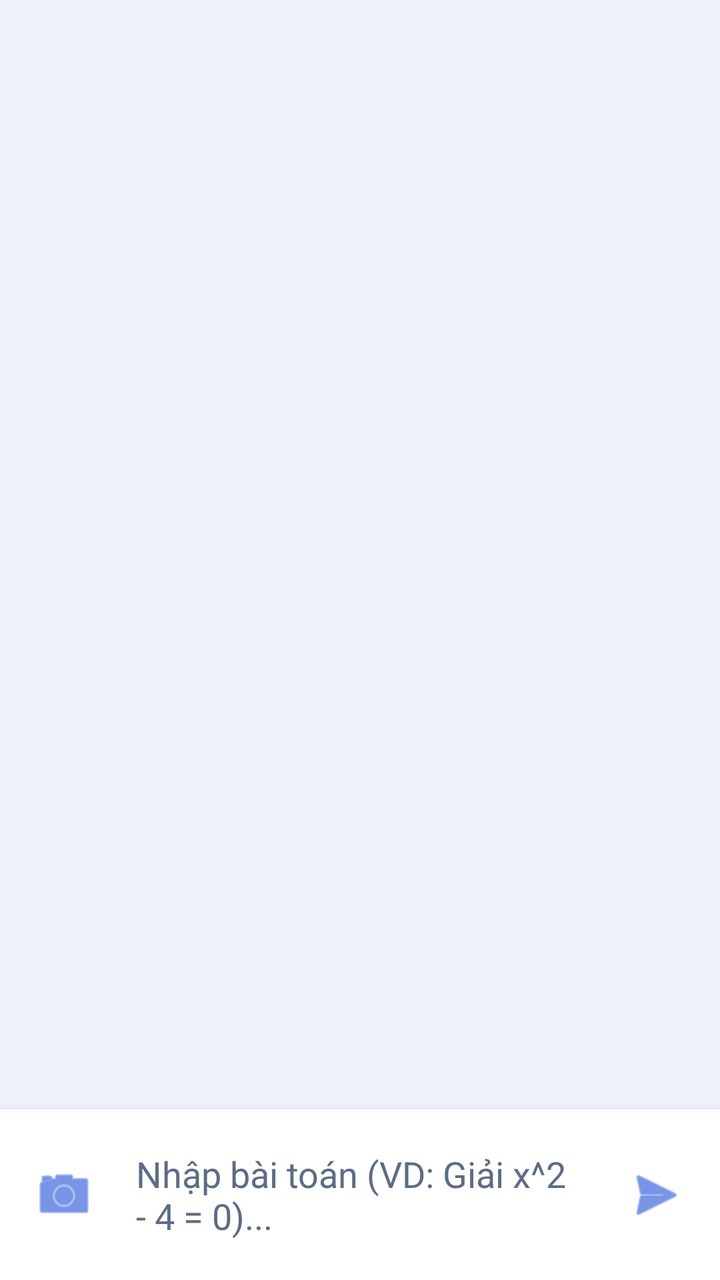
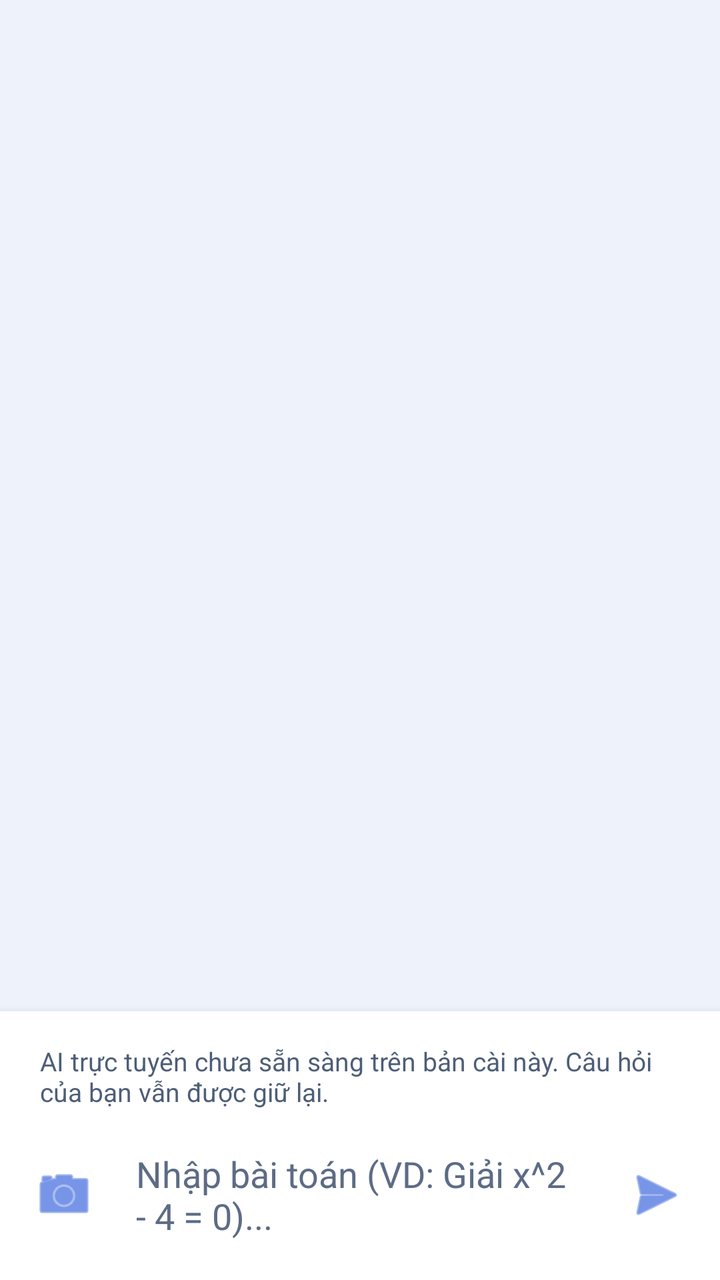

Before-and-after screenshots of an Android layout around one commit, followed by the original layout XML and the change that was made.
<!-- AndroidManifest.xml: application theme Theme.MathModule -->
<!-- res/layout/activity_math_chat.xml -->
<?xml version="1.0" encoding="utf-8"?>
<RelativeLayout xmlns:android="http://schemas.android.com/apk/res/android"
    xmlns:app="http://schemas.android.com/apk/res-auto"
    android:layout_width="match_parent"
    android:layout_height="match_parent"

    android:background="@color/math_chat_bg"> 

    
    <androidx.recyclerview.widget.RecyclerView
        android:id="@+id/math_recycler_view"
        android:layout_width="match_parent"
        android:layout_height="match_parent"
        android:layout_above="@+id/layout_input"
        android:padding="8dp"
        android:clipToPadding="false"/> 

    
    <LinearLayout
        android:id="@+id/layout_input"
        android:layout_width="match_parent"
        android:layout_height="wrap_content"
        android:layout_alignParentBottom="true"
        android:orientation="horizontal"
        android:background="@color/math_chat_input_bg"
        android:padding="8dp"
        android:gravity="center_vertical"
        android:elevation="8dp">

        
        <ImageButton
            android:id="@+id/math_btn_upload_image"
            android:layout_width="48dp"
            android:layout_height="48dp"
            android:background="?attr/selectableItemBackgroundBorderless"
            android:src="@android:drawable/ic_menu_camera"
            android:contentDescription="@string/math_chat_upload"
            app:tint="@color/math_primary" />

        
        <EditText
            android:id="@+id/math_edt_question"
            android:layout_width="0dp"
            android:layout_height="wrap_content"
            android:layout_weight="1"
            android:hint="@string/math_chat_hint"
            android:textColor="@color/math_chat_text"
            android:textColorHint="@color/math_inactive"
            android:background="@android:color/transparent"
            android:padding="12dp"
            android:maxLines="4"
            android:inputType="textMultiLine"/>

        
        <ImageButton
            android:id="@+id/math_btn_send"
            android:layout_width="48dp"
            android:layout_height="48dp"
            android:background="?attr/selectableItemBackgroundBorderless"
            android:src="@android:drawable/ic_menu_send"
            android:contentDescription="@string/math_chat_send"
            app:tint="@color/math_primary" />
    </LinearLayout>
</RelativeLayout>
<!-- resources referenced by this layout -->
<resources>
  <color name="math_chat_bg">#EEF2FA</color>
  <color name="math_chat_input_bg">#FFFFFF</color>
  <color name="math_chat_text">#212121</color>
  <color name="math_inactive">#5D6C85</color>
  <color name="math_primary">#1D4ED8</color>
  <string name="math_chat_hint">Nhập bài toán (VD: Giải x^2 - 4 = 0)...</string>
  <string name="math_chat_send">Gửi câu hỏi</string>
  <string name="math_chat_upload">Tải ảnh lên</string>
  <style name="Theme.MathModule" parent="Base.Theme.MathModule" />
  <style name="Base.Theme.MathModule" parent="Theme.Material3.DayNight.NoActionBar">
  
  
      <item name="colorPrimary">@color/math_primary</item><item name="colorSurface">@color/math_surface</item><item name="colorOnSurface">@color/math_text_primary</item><item name="android:windowBackground">@color/math_background</item><item name="android:statusBarColor">@color/math_background</item><item name="android:navigationBarColor">@color/math_surface</item><item name="android:fontFamily">sans-serif</item><item name="android:textColorPrimary">@color/math_text_primary</item><item name="android:textColorSecondary">@color/math_text_secondary</item><item name="materialButtonStyle">@style/MentorMathButton</item><item name="textInputStyle">@style/MentorMathInput</item><item name="android:windowAnimationStyle">@style/MentorWindowAnimation</item><item name="colorPrimaryContainer">@color/mentor_math_container</item><item name="colorOnPrimaryContainer">@color/math_text_primary</item></style>
  <color name="math_surface">#FFFFFF</color>
  <color name="math_text_primary">#14213D</color>
  <color name="math_background">#EEF2FA</color>
  <color name="math_text_secondary">#4D5E78</color>
  <style name="MentorMathButton" parent="Widget.MaterialComponents.Button">
          <item name="backgroundTint">@color/mentor_math_button</item><item name="android:textColor">#FFFFFF</item><item name="cornerRadius">16dp</item><item name="android:minHeight">52dp</item>
          <item name="android:textAllCaps">false</item><item name="android:textSize">15sp</item>
          <item name="android:fontFamily">sans-serif-medium</item>
      </style>
  <style name="MentorMathInput" parent="Widget.MaterialComponents.TextInputLayout.OutlinedBox">
          <item name="boxCornerRadiusTopStart">16dp</item><item name="boxCornerRadiusTopEnd">16dp</item>
          <item name="boxCornerRadiusBottomStart">16dp</item><item name="boxCornerRadiusBottomEnd">16dp</item>
      </style>
  <style name="MentorWindowAnimation"><item name="android:activityOpenEnterAnimation">@anim/mentor_enter</item><item name="android:activityOpenExitAnimation">@anim/mentor_exit</item><item name="android:activityCloseEnterAnimation">@anim/mentor_enter</item><item name="android:activityCloseExitAnimation">@anim/mentor_exit</item></style>
  <color name="mentor_math_container">#DCE7FF</color>
  <color name="mentor_math_button">#1D4ED8</color>
</resources>

<!-- the commit's change to res/layout/activity_math_chat.xml (unified diff, before → after) -->
@@ -1,64 +1,11 @@
-<?xml version="1.0" encoding="utf-8"?>
-<RelativeLayout xmlns:android="http://schemas.android.com/apk/res/android"
-    xmlns:app="http://schemas.android.com/apk/res-auto"
-    android:layout_width="match_parent"
-    android:layout_height="match_parent"
-
-    android:background="@color/math_chat_bg"> 
-
-    
-    <androidx.recyclerview.widget.RecyclerView
-        android:id="@+id/math_recycler_view"
-        android:layout_width="match_parent"
-        android:layout_height="match_parent"
-        android:layout_above="@+id/layout_input"
-        android:padding="8dp"
-        android:clipToPadding="false"/> 
-
-    
-    <LinearLayout
-        android:id="@+id/layout_input"
-        android:layout_width="match_parent"
-        android:layout_height="wrap_content"
-        android:layout_alignParentBottom="true"
-        android:orientation="horizontal"
-        android:background="@color/math_chat_input_bg"
-        android:padding="8dp"
-        android:gravity="center_vertical"
-        android:elevation="8dp">
-
-        
-        <ImageButton
-            android:id="@+id/math_btn_upload_image"
-            android:layout_width="48dp"
-            android:layout_height="48dp"
-            android:background="?attr/selectableItemBackgroundBorderless"
-            android:src="@android:drawable/ic_menu_camera"
-            android:contentDescription="@string/math_chat_upload"
-            app:tint="@color/math_primary" />
-
-        
-        <EditText
-            android:id="@+id/math_edt_question"
-            android:layout_width="0dp"
-            android:layout_height="wrap_content"
-            android:layout_weight="1"
-            android:hint="@string/math_chat_hint"
-            android:textColor="@color/math_chat_text"
-            android:textColorHint="@color/math_inactive"
-            android:background="@android:color/transparent"
-            android:padding="12dp"
-            android:maxLines="4"
-            android:inputType="textMultiLine"/>
-
-        
-        <ImageButton
-            android:id="@+id/math_btn_send"
-            android:layout_width="48dp"
-            android:layout_height="48dp"
-            android:background="?attr/selectableItemBackgroundBorderless"
-            android:src="@android:drawable/ic_menu_send"
-            android:contentDescription="@string/math_chat_send"
-            app:tint="@color/math_primary" />
+<RelativeLayout xmlns:android="http://schemas.android.com/apk/res/android" xmlns:app="http://schemas.android.com/apk/res-auto" android:layout_width="match_parent" android:layout_height="match_parent" android:background="@color/math_chat_bg">
+    <androidx.recyclerview.widget.RecyclerView android:id="@+id/math_recycler_view" android:layout_width="match_parent" android:layout_height="match_parent" android:layout_above="@+id/layout_input" android:padding="8dp" android:clipToPadding="false" />
+    <LinearLayout android:id="@+id/layout_input" android:layout_width="match_parent" android:layout_height="wrap_content" android:layout_alignParentBottom="true" android:orientation="vertical" android:background="@color/math_chat_input_bg" android:padding="8dp" android:gravity="center_vertical" android:elevation="8dp">
+        <TextView android:id="@id/mentor_ai_availability" android:layout_width="match_parent" android:layout_height="wrap_content" android:text="@string/mentor_ai_unavailable" android:textColor="@color/math_text_secondary" android:textSize="13sp" android:paddingHorizontal="12dp" android:paddingVertical="8dp" android:accessibilityLiveRegion="polite" />
+        <LinearLayout android:layout_width="match_parent" android:layout_height="wrap_content" android:orientation="horizontal" android:gravity="center_vertical">
+            <ImageButton android:id="@+id/math_btn_upload_image" android:layout_width="48dp" android:layout_height="48dp" android:background="?attr/selectableItemBackgroundBorderless" android:src="@android:drawable/ic_menu_camera" android:contentDescription="@string/math_chat_upload" app:tint="@color/math_primary" />
+            <EditText android:id="@+id/math_edt_question" android:layout_width="0dp" android:layout_height="wrap_content" android:layout_weight="1" android:hint="@string/math_chat_hint" android:textColor="@color/math_chat_text" android:textColorHint="@color/math_inactive" android:background="@android:color/transparent" android:padding="12dp" android:maxLines="4" android:inputType="textMultiLine" />
+            <ImageButton android:id="@+id/math_btn_send" android:layout_width="48dp" android:layout_height="48dp" android:background="?attr/selectableItemBackgroundBorderless" android:src="@android:drawable/ic_menu_send" android:contentDescription="@string/math_chat_send" app:tint="@color/math_primary" />
+        </LinearLayout>
     </LinearLayout>
 </RelativeLayout>
<!-- resource entries referenced after the edit -->
@@ -8,6 +8,7 @@
   <string name="math_chat_hint">Nhập bài toán (VD: Giải x^2 - 4 = 0)...</string>
   <string name="math_chat_send">Gửi câu hỏi</string>
   <string name="math_chat_upload">Tải ảnh lên</string>
+  <string name="mentor_ai_unavailable">AI trực tuyến chưa sẵn sàng trên bản cài này. Câu hỏi của bạn vẫn được giữ lại.</string>
   <style name="Theme.MathModule" parent="Base.Theme.MathModule" />
   <style name="Base.Theme.MathModule" parent="Theme.Material3.DayNight.NoActionBar">
   
